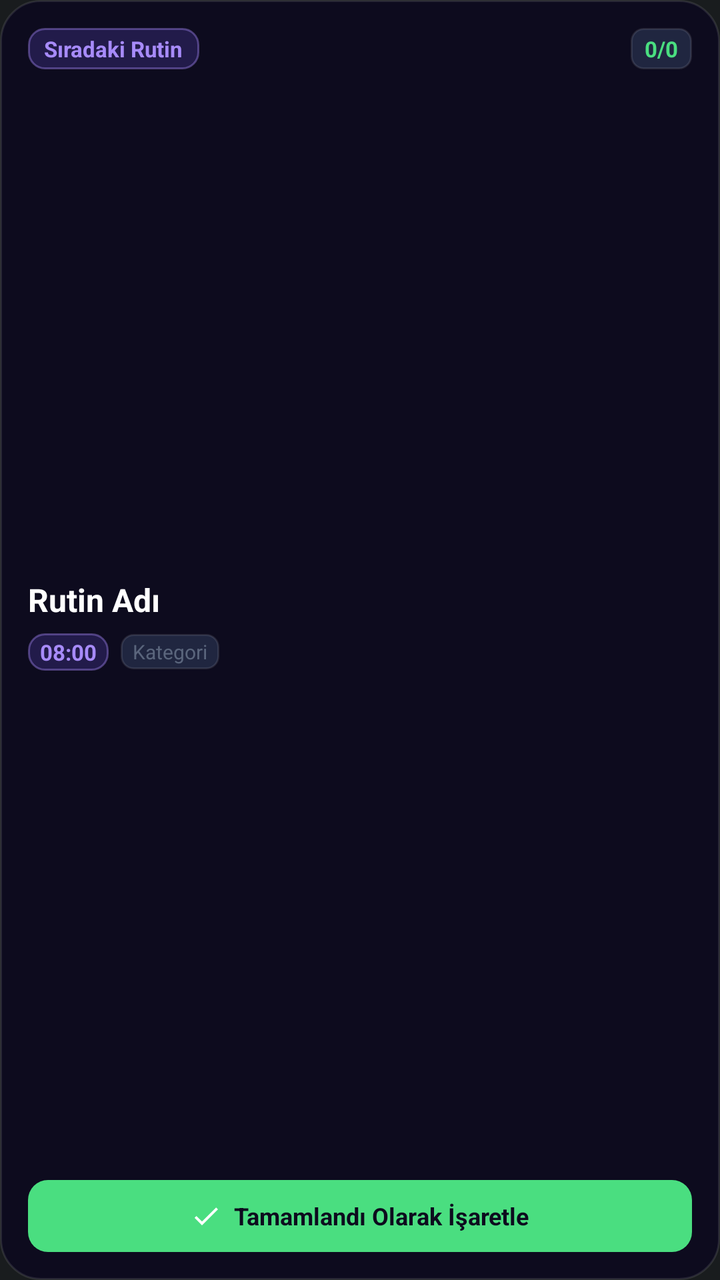
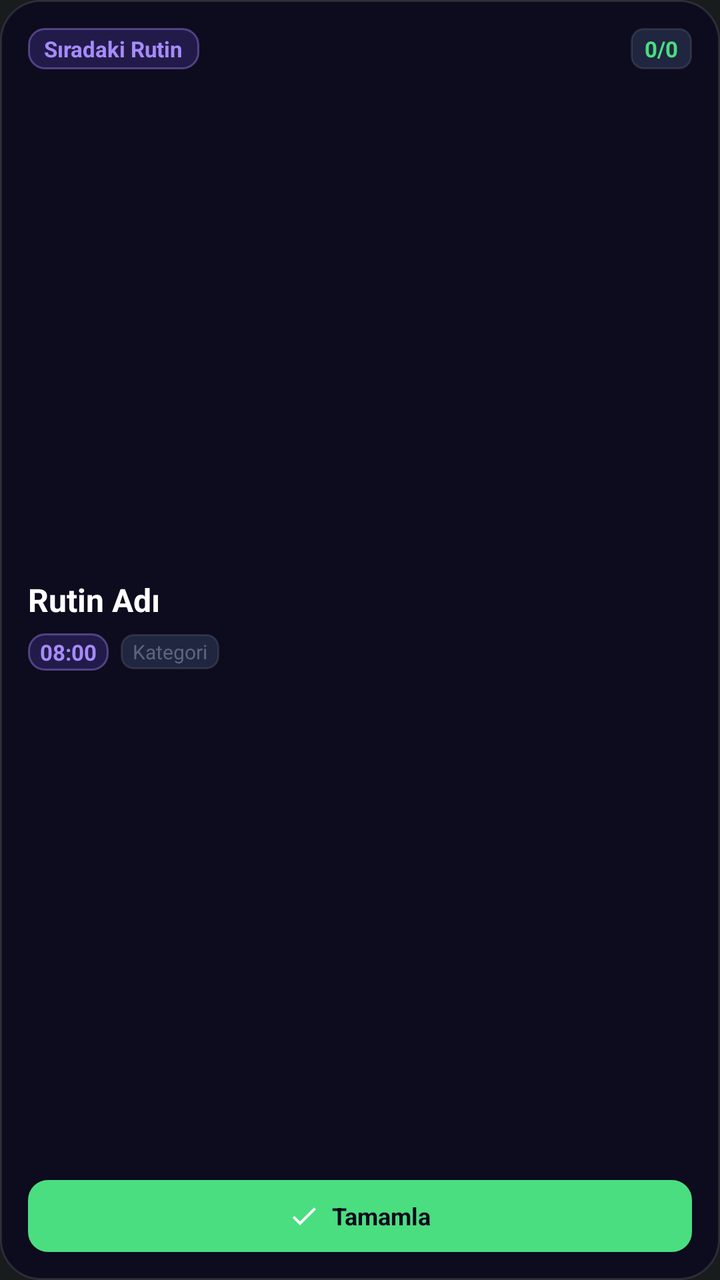

Two renders of the same Android screen: before a commit and after it. Below are the layout's source before the change and the commit's diff.
<!-- AndroidManifest.xml: application theme Theme.MyApplication -->
<!-- res/layout/widget_next_routine.xml -->
<?xml version="1.0" encoding="utf-8"?>
<LinearLayout xmlns:android="http://schemas.android.com/apk/res/android"
    android:id="@+id/widget_root"
    android:layout_width="match_parent"
    android:layout_height="match_parent"
    android:background="@drawable/widget_bg_dark"
    android:orientation="vertical"
    android:padding="14dp">

    
    <LinearLayout
        android:layout_width="match_parent"
        android:layout_height="wrap_content"
        android:gravity="center_vertical"
        android:orientation="horizontal">

        <TextView
            android:id="@+id/widget_status_badge"
            android:layout_width="wrap_content"
            android:layout_height="wrap_content"
            android:background="@drawable/widget_badge_active_bg"
            android:paddingStart="8dp"
            android:paddingTop="3dp"
            android:paddingEnd="8dp"
            android:paddingBottom="3dp"
            android:text="Sıradaki Rutin"
            android:textColor="@color/widget_accent_purple"
            android:textSize="11sp"
            android:textStyle="bold" />

        <View
            android:layout_width="0dp"
            android:layout_height="1dp"
            android:layout_weight="1" />

        <TextView
            android:id="@+id/widget_glance_progress"
            android:layout_width="wrap_content"
            android:layout_height="wrap_content"
            android:background="@drawable/widget_chip_category_bg"
            android:paddingStart="7dp"
            android:paddingTop="3dp"
            android:paddingEnd="7dp"
            android:paddingBottom="3dp"
            android:text="0/0"
            android:textColor="@color/widget_done_green"
            android:textSize="11sp"
            android:textStyle="bold" />
    </LinearLayout>

    
    <LinearLayout
        android:layout_width="match_parent"
        android:layout_height="0dp"
        android:layout_weight="1"
        android:gravity="center_vertical"
        android:orientation="vertical"
        android:paddingTop="6dp"
        android:paddingBottom="6dp">

        <TextView
            android:id="@+id/widget_glance_name"
            android:layout_width="match_parent"
            android:layout_height="wrap_content"
            android:ellipsize="end"
            android:maxLines="2"
            android:text="Rutin Adı"
            android:textColor="@color/widget_text_white"
            android:textSize="16sp"
            android:textStyle="bold" />

        <LinearLayout
            android:layout_width="wrap_content"
            android:layout_height="wrap_content"
            android:layout_marginTop="6dp"
            android:gravity="center_vertical"
            android:orientation="horizontal">

            <TextView
                android:id="@+id/widget_glance_time"
                android:layout_width="wrap_content"
                android:layout_height="wrap_content"
                android:background="@drawable/widget_chip_time_bg"
                android:paddingStart="6dp"
                android:paddingTop="2dp"
                android:paddingEnd="6dp"
                android:paddingBottom="2dp"
                android:text="08:00"
                android:textColor="@color/widget_accent_purple"
                android:textSize="11sp"
                android:textStyle="bold" />

            <TextView
                android:id="@+id/widget_glance_category"
                android:layout_width="wrap_content"
                android:layout_height="wrap_content"
                android:layout_marginStart="6dp"
                android:background="@drawable/widget_chip_category_bg"
                android:paddingStart="6dp"
                android:paddingTop="2dp"
                android:paddingEnd="6dp"
                android:paddingBottom="2dp"
                android:text="Kategori"
                android:textColor="@color/widget_text_dim"
                android:textSize="10sp" />
        </LinearLayout>
    </LinearLayout>

    
    <LinearLayout
        android:id="@+id/widget_glance_btn_done"
        android:layout_width="match_parent"
        android:layout_height="36dp"
        android:background="@drawable/widget_btn_done_bg"
        android:gravity="center"
        android:orientation="horizontal"
        android:padding="6dp">

        <ImageView
            android:id="@+id/widget_glance_btn_icon"
            android:layout_width="16dp"
            android:layout_height="16dp"
            android:contentDescription="Tamamla"
            android:src="@drawable/widget_ic_check" />

        <TextView
            android:id="@+id/widget_glance_btn_text"
            android:layout_width="wrap_content"
            android:layout_height="wrap_content"
            android:layout_marginStart="6dp"
            android:text="Tamamlandı Olarak İşaretle"
            android:textColor="@color/widget_bg_dark"
            android:textSize="12sp"
            android:textStyle="bold" />
    </LinearLayout>

</LinearLayout>
<!-- resources referenced by this layout -->
<resources>
  <color name="widget_accent_purple">#FFA78BFA</color>
  <color name="widget_bg_dark">#FF0D0B1E</color>
  <color name="widget_done_green">#FF4ADE80</color>
  <color name="widget_text_dim">#8094A3B8</color>
  <color name="widget_text_white">#FFFFFFFF</color>
  <!-- drawable widget_badge_active_bg (drawable) -->
  <?xml version="1.0" encoding="utf-8"?>
  <shape xmlns:android="http://schemas.android.com/apk/res/android"
      android:shape="rectangle">
      <corners android:radius="8dp" />
      <solid android:color="@color/widget_active_bg" />
      <stroke
          android:width="1dp"
          android:color="@color/widget_active_border" />
  </shape>
  <!-- drawable widget_bg_dark (drawable) -->
  <?xml version="1.0" encoding="utf-8"?>
  <shape xmlns:android="http://schemas.android.com/apk/res/android"
      android:shape="rectangle">
      <corners android:radius="20dp" />
      <solid android:color="@color/widget_bg_dark" />
      <stroke
          android:width="1dp"
          android:color="@color/widget_border_subtle" />
  </shape>
  <!-- drawable widget_btn_done_bg (drawable) -->
  <?xml version="1.0" encoding="utf-8"?>
  <shape xmlns:android="http://schemas.android.com/apk/res/android"
      android:shape="rectangle">
      <corners android:radius="10dp" />
      <solid android:color="@color/widget_done_green" />
  </shape>
  <!-- drawable widget_chip_category_bg (drawable) -->
  <?xml version="1.0" encoding="utf-8"?>
  <shape xmlns:android="http://schemas.android.com/apk/res/android"
      android:shape="rectangle">
      <corners android:radius="6dp" />
      <solid android:color="@color/widget_card_hover" />
      <stroke
          android:width="1dp"
          android:color="@color/widget_border_subtle" />
  </shape>
  <!-- drawable widget_chip_time_bg (drawable) -->
  <?xml version="1.0" encoding="utf-8"?>
  <shape xmlns:android="http://schemas.android.com/apk/res/android"
      android:shape="rectangle">
      <corners android:radius="8dp" />
      <solid android:color="@color/widget_active_bg" />
      <stroke
          android:width="1dp"
          android:color="@color/widget_active_border" />
  </shape>
  <!-- drawable widget_ic_check (drawable) -->
  <vector xmlns:android="http://schemas.android.com/apk/res/android"
      android:width="20dp"
      android:height="20dp"
      android:viewportWidth="24"
      android:viewportHeight="24">
      <path
          android:fillColor="#FFFFFFFF"
          android:pathData="M9,16.17L4.83,12l-1.42,1.41L9,19 21,7l-1.41,-1.41z" />
  </vector>
  <style name="Theme.MyApplication" parent="android:Theme.DeviceDefault.NoActionBar" />
  <color name="widget_active_bg">#337B5AF7</color>
  <color name="widget_active_border">#66A78BFA</color>
  <color name="widget_border_subtle">#1AFFFFFF</color>
  <color name="widget_card_hover">#FF202640</color>
</resources>

<!-- the commit's change to res/layout/widget_next_routine.xml (unified diff, before → after) -->
@@ -128,7 +128,10 @@
             android:layout_width="wrap_content"
             android:layout_height="wrap_content"
             android:layout_marginStart="6dp"
-            android:text="Tamamlandı Olarak İşaretle"
+            android:ellipsize="end"
+            android:maxLines="1"
+            android:singleLine="true"
+            android:text="Tamamla"
             android:textColor="@color/widget_bg_dark"
             android:textSize="12sp"
             android:textStyle="bold" />
